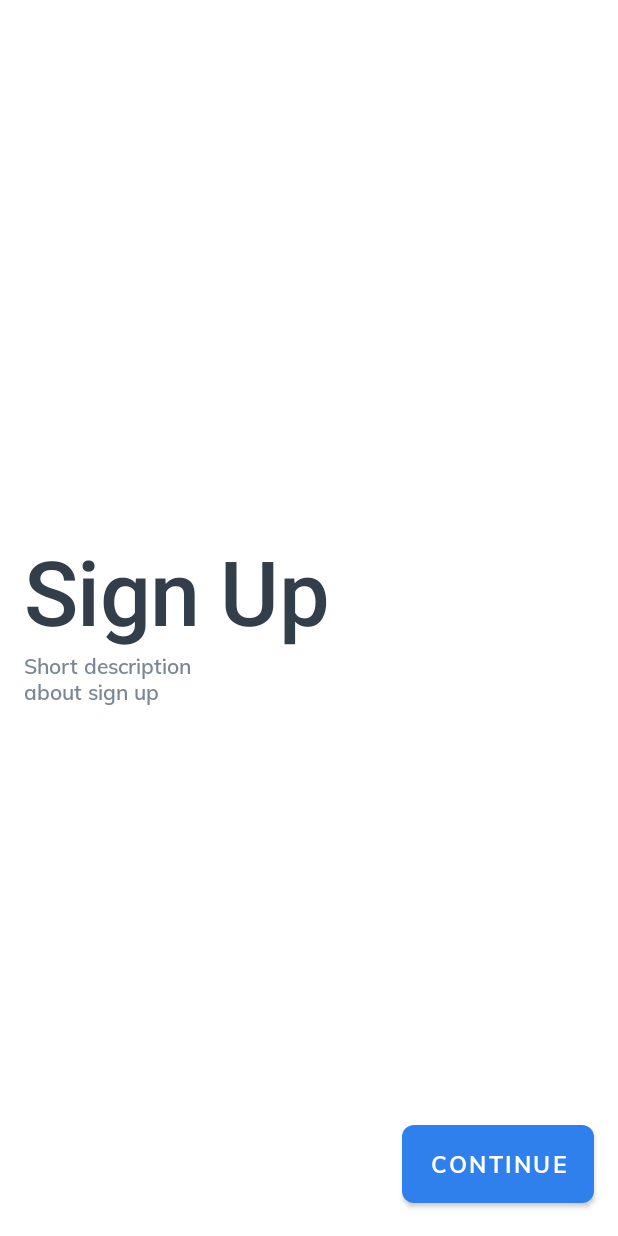
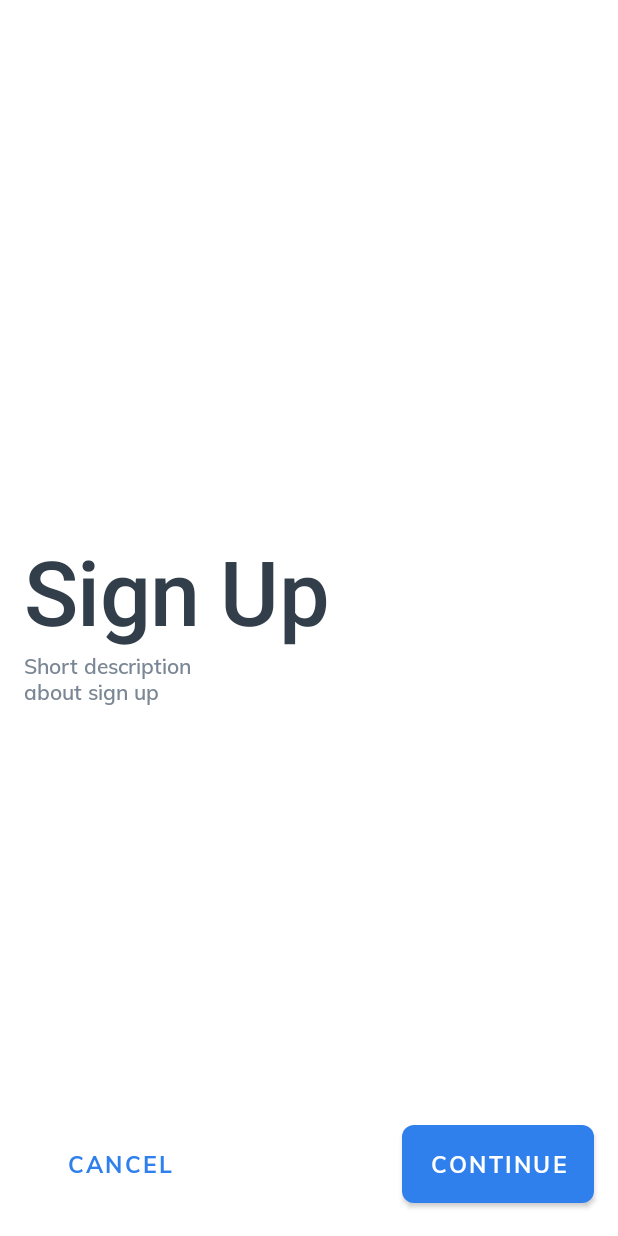
Before and after one commit to cediperez12/smile_worker, an Android app: the screen it shows after launch (RegisterActivity), after a tap on "Sign up here", on a phone screen of 412 x 824 dp. Run offline under Robolectric (Android 15) with nearby library versions, the phone set to English and light mode, and no system bars; our stand-ins replace ButterKnife, Firebase (no records; nobody signed in at launch, a user with empty details on screens opened directly).

Commit message:
cancel button in sign up

```diff
--- a/app/src/main/java/com/smile/worker/Fragments/RegisterFragment/FirstRegisterFragment.java
+++ b/app/src/main/java/com/smile/worker/Fragments/RegisterFragment/FirstRegisterFragment.java
@@ -23,6 +23,8 @@ public class FirstRegisterFragment extends Fragment {
 
     @BindView(R.id.register_btn_continue)
     Button btnContinue;
+    @BindView(R.id.register_btn_cancel)
+    Button btnCancel;
 
     private RegisterActivity _parent;
 
@@ -81,6 +83,10 @@ public class FirstRegisterFragment extends Fragment {
             _parent.continueSignUp();
         });
 
+        btnCancel.setOnClickListener(view->{
+            _parent.finish();
+        });
+
         return v;
     }
 }
--- a/app/src/main/res/layout/fragment_first_register.xml
+++ b/app/src/main/res/layout/fragment_first_register.xml
@@ -49,6 +49,20 @@
             android:letterSpacing="0.1"
             android:text="Continue"/>
 
+        <Button
+            android:id="@+id/register_btn_cancel"
+            android:layout_width="128dp"
+            android:layout_height="64dp"
+            android:layout_alignParentBottom="true"
+            android:layout_alignParentStart="true"
+            android:layout_marginStart="16dp"
+            android:layout_marginBottom="16dp"
+            android:textAppearance="@style/buttonTxtApp"
+            style="@style/button_fill_transparent"
+            android:text="CANCEL"
+            app:cornerRadius="8dp"
+            android:letterSpacing="0.1"/>
+
     </RelativeLayout>
 
 </FrameLayout>
```
